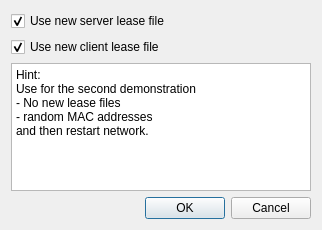
First picture: the form in confDHCP.ui, repository koppd/mt, before the edit.
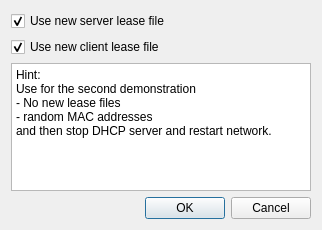
Second picture: the form after the edit.

Commit message: DHCP verbessert. (ungültige DNS server entfernt, Client lease file löschung aktiviert)

What changed in the file:
```diff
--- a/confDHCP.ui
+++ b/confDHCP.ui
@@ -67,7 +67,7 @@
 Use for the second demonstration
 - No new lease files
 - random MAC addresses
-and then restart network.</string>
+and then stop DHCP server and restart network.</string>
      </property>
     </widget>
    </item>
```
The commit also changes 2 other files.
